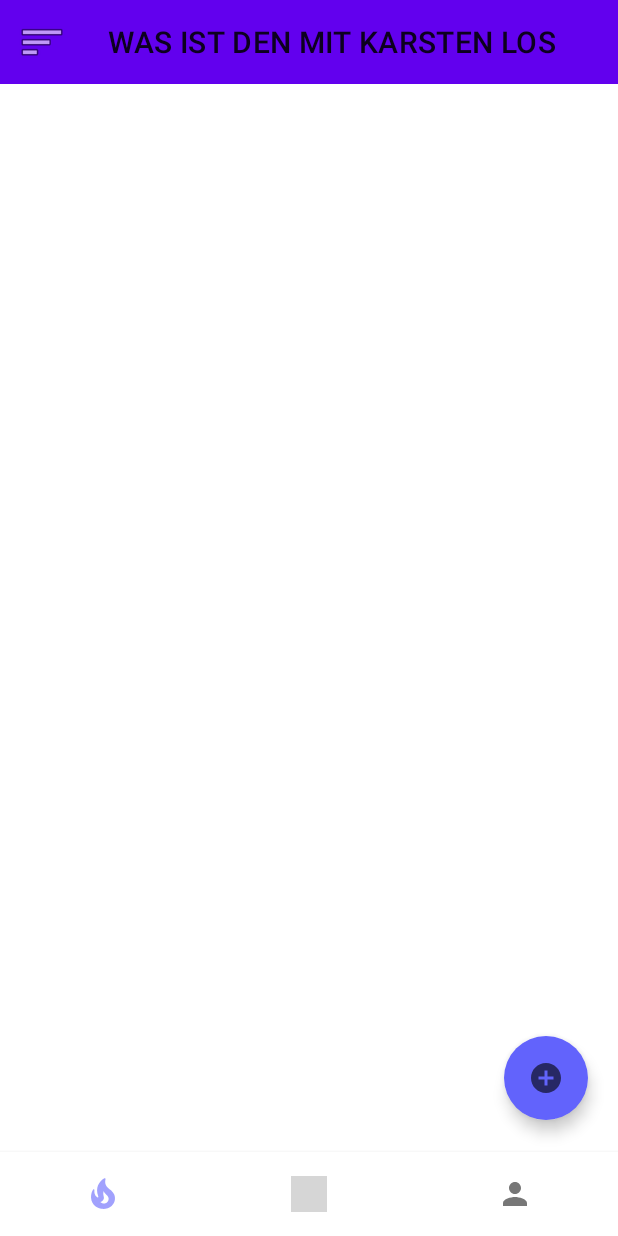
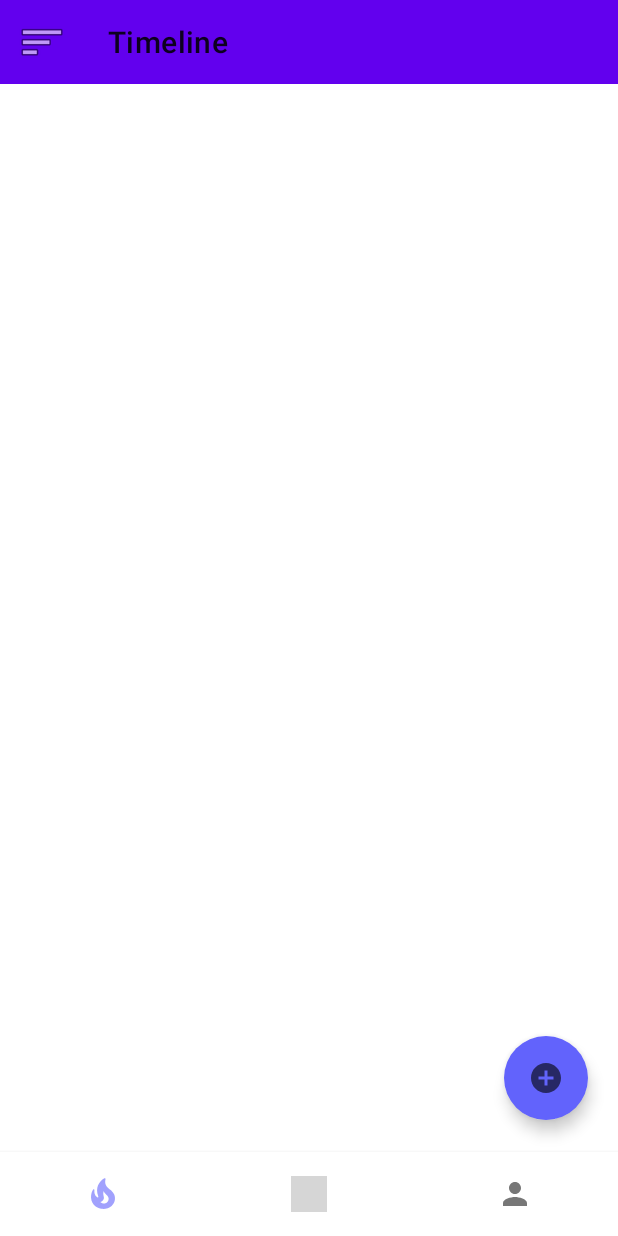
Before and after one commit to janknob/SE2, an Android app: the screen it shows after launch once a user with an empty profile is signed in (MainActivity), on a phone screen of 412 x 824 dp. Run offline under Robolectric (Android 15) with nearby library versions, the phone set to English and light mode, and no system bars; our stand-ins replace Firebase (no records; nobody signed in at launch, a user with empty details on screens opened directly); pictures from the network do not load; grey boxes are pictures that could not be loaded.

Commit message:
hard coded german deutscher shit

```diff
--- a/StudisApp/app/src/main/java/de/niceguys/studisapp/EditProfileActivity.java
+++ b/StudisApp/app/src/main/java/de/niceguys/studisapp/EditProfileActivity.java
@@ -139,7 +139,7 @@ public class EditProfileActivity extends AppCompatActivity {
 
         //sending confirmation toast
         Context context = getApplicationContext();
-        CharSequence text = "Änderungen wurden übernommen";
+        CharSequence text = getResources().getString(R.string.changesSaved);
         int duration = Toast.LENGTH_SHORT;
 
         Toast toast = Toast.makeText(context, text, duration);
@@ -218,7 +218,7 @@ public class EditProfileActivity extends AppCompatActivity {
                 .addOnSuccessListener(new OnSuccessListener<Void>() {
                     @Override
                     public void onSuccess(Void aVoid) {
-                        Toast.makeText(EditProfileActivity.this, "Uploades succesfully", Toast.LENGTH_SHORT).show();
+                        Toast.makeText(EditProfileActivity.this, "Upload succesfully", Toast.LENGTH_SHORT).show();
                     }
                 })
                 .addOnFailureListener(new OnFailureListener() {
--- a/StudisApp/app/src/main/java/de/niceguys/studisapp/Fragments/Profile_SettingsFragment.java
+++ b/StudisApp/app/src/main/java/de/niceguys/studisapp/Fragments/Profile_SettingsFragment.java
@@ -11,6 +11,7 @@ import androidx.annotation.NonNull;
 import androidx.annotation.Nullable;
 import androidx.fragment.app.Fragment;
 import androidx.preference.ListPreference;
+import androidx.preference.Preference;
 import androidx.preference.PreferenceFragmentCompat;
 import androidx.preference.SwitchPreferenceCompat;
 
@@ -80,7 +81,6 @@ public class Profile_SettingsFragment extends PreferenceFragmentCompat implement
 
 
 
-
         darkmodeSwitch.setOnPreferenceChangeListener((preference, newValue) -> {
 
             if ((boolean) newValue) {
@@ -96,6 +96,8 @@ public class Profile_SettingsFragment extends PreferenceFragmentCompat implement
             return true;
 
         });
+
+
 
     }
 
--- a/StudisApp/app/src/main/java/de/niceguys/studisapp/PostActivity.java
+++ b/StudisApp/app/src/main/java/de/niceguys/studisapp/PostActivity.java
@@ -58,7 +58,7 @@ public class PostActivity extends AppCompatActivity {
                         break;
                     case 1:
                         //reference = FirebaseDatabase.getInstance().getReference("Posts").child("Discounts");
-                        category = "Discounts";
+                        category = "@string";
                         break;
                     case 2:
                         //reference = FirebaseDatabase.getInstance().getReference("Posts").child("Specials");
--- a/StudisApp/app/src/main/java/de/niceguys/studisapp/UniversitySemesterDialog.java
+++ b/StudisApp/app/src/main/java/de/niceguys/studisapp/UniversitySemesterDialog.java
@@ -15,7 +15,7 @@ public class UniversitySemesterDialog extends AppCompatDialogFragment
     public Dialog onCreateDialog (Bundle savedInstanceState)
     {
         AlertDialog.Builder builder = new AlertDialog.Builder(getActivity());
-        builder.setTitle("Warnung").setMessage("Sie müssen zuerst im Profil einen Studiengang und ein Semester wählen").setPositiveButton("ok", new DialogInterface.OnClickListener() {
+        builder.setTitle(getResources().getString(R.string.warning)).setMessage(getResources().getString(R.string.selectCourseOfStudyFirst)).setPositiveButton("ok", new DialogInterface.OnClickListener() {
             @Override
             public void onClick(DialogInterface dialogInterface, int i) {
                 BottomNavigationView bnv = requireActivity().findViewById(R.id.bottom_navigation);
--- a/StudisApp/app/src/main/res/layout/activity_start_login_register.xml
+++ b/StudisApp/app/src/main/res/layout/activity_start_login_register.xml
@@ -91,7 +91,7 @@
             android:layout_width="match_parent"
             android:layout_height="wrap_content"
             android:paddingTop="10dp"
-            android:text="Bereits registriert? Dann klick hier zum Login!"
+            android:text="@string/alreadyRegistered"
             android:textColor="@color/greyText"
             android:textAlignment="viewEnd" />
 
--- a/StudisApp/app/src/main/res/values/strings.xml
+++ b/StudisApp/app/src/main/res/values/strings.xml
@@ -19,7 +19,7 @@
 
     <!-- Strings used for post menu -->
     <string name="deletePost">Löschen</string>
-    <string name="editPost">Bearbeiten</string>
+    <string name="editPost">Post bearbeiten</string>
     <string name="reportPost">Melden</string>
 
     <string name="hello_first_fragment">Hello first fragment</string>
@@ -34,7 +34,7 @@
     <string name="jobs">Jobangebote</string>
     <string name="tutoring">Nachhilfe/Lerngruppen</string>
     <string name="apartments">Wohnungen</string>
-    <string name="timeline">WAS IST DEN MIT KARSTEN LOS</string>
+    <string name="timeline">Timeline</string>
     <string name="logout">Logout</string>
     <string name="profile">Profil</string>
     <string name="editProfile">Profil bearbeiten</string>
@@ -134,6 +134,22 @@
     <string name="room">Raum</string>
 
     <string name="language">Sprache</string>
+    <string name="likes">\'Gefällt Mir\' Angaben</string>
+    <string name="alreadyRegistered">Bereits registriert? Klicken Sie hier um sich anzumelden.</string>
+    <string name="cancel">Abbrechen</string>
+    <string name="edit">Bearbeiten</string>
+    <string name="reportPostMessage">Post wurde gemeldet!</string>
+    <string name="deleted">Gelöscht!</string>
+    <string name="confirm">Bestätigen</string>
+    <string name="warning">Warnung</string>
+    <string name="selectCourseOfStudyFirst">Sie müssen zuerst im Profil einen Studiengang und ein Semester wählen!</string>
+    <string name="pleaseWait">Bitte warten Sie...</string>
+    <string name="fillFields">Alle Felder müssen ausgefüllt sein!</string>
+    <string name="minPassword">Das Passwort muss mindestens 6 Zeichen besitzen!</string>
+    <string name="wrongPwOrMail">Sie können sich leider nicht mit dieser Email oder Passwort registrieren!</string>
+    <string name="failedLogin">Anmeldung fehlgeschlagen!</string>
+    <string name="changesSaved">Änderungen wurden übernommen</string>
+    <string name="upploadSuccess">Upload erfolgreich</string>
     <!-- Preference Titles -->
 
 </resources>
```
Also changed, not shown: StudisApp/app/src/main/java/de/niceguys/studisapp/PostAdapter.java (+12 -12 lines), StudisApp/app/src/main/java/de/niceguys/studisapp/StartLoginRegisterActivity.java (+7 -7 lines), 1 other file.
